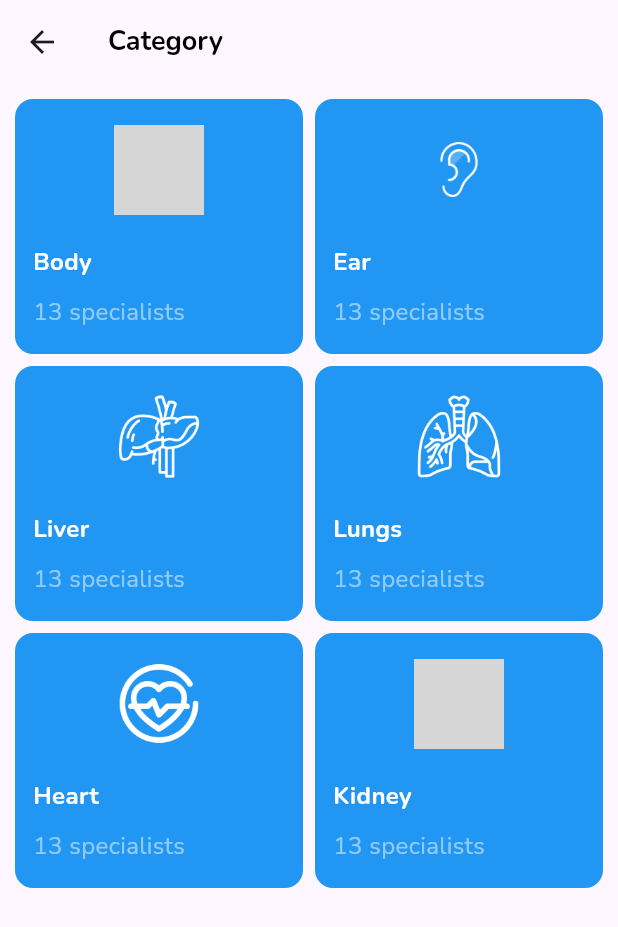
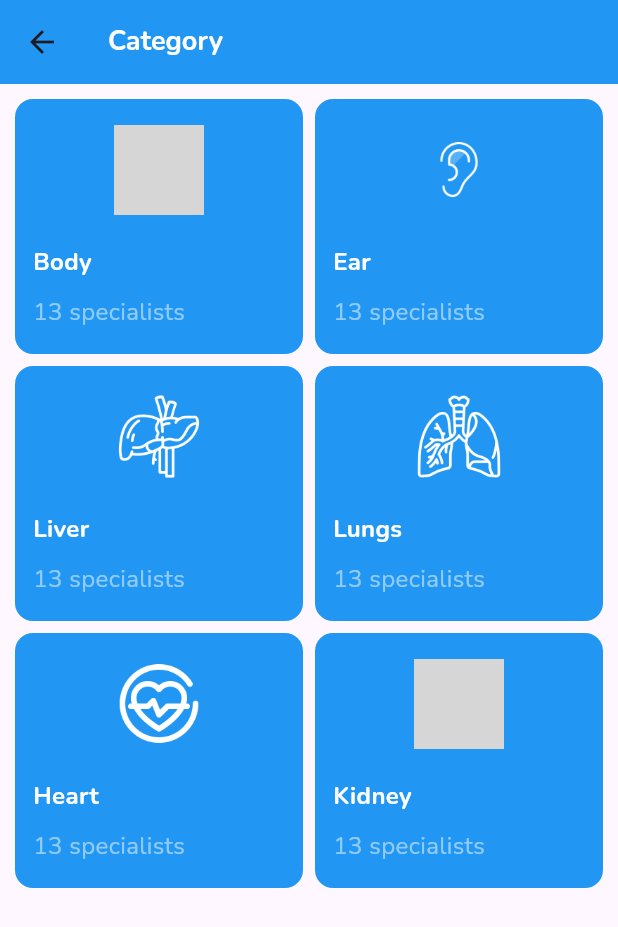
Before and after one commit to radan775/aplikasi_booking_dokter, a Flutter app: the CategoryView screen opened directly, on a phone screen of 412 x 824 dp. Shown: the top 927 px of the screen. Run offline on Flutter 3.47's test engine with Material 3 defaults, Android fonts, the phone set to English and light mode, and no system bars; our stand-ins replace get, velocity_x; grey boxes are pictures that could not be loaded.

Commit message:
fix layout and change structure

```diff
--- a/lib/app/modules/category_view/category_view.dart
+++ b/lib/app/modules/category/views/category_view.dart
@@ -8,8 +8,12 @@ class CategoryView extends StatelessWidget {
   build(BuildContext context) {
     return Scaffold(
       appBar: AppBar(
+        backgroundColor: AppColors.blueColor,
         elevation: 0.0,
-        title: AppStyles.bold(title: AppStrings.category, size: AppSizes.size18),
+        title: AppStyles.bold(
+            title: AppStrings.category,
+            size: AppSizes.size18,
+            color: AppColors.whiteColor),
       ),
       body: Padding(
         padding: const EdgeInsets.all(10.0),
--- a/lib/app/modules/home/views/home.dart
+++ b/lib/app/modules/home/views/home.dart
@@ -1,8 +1,8 @@
 import 'package:aplikasi_booking_dokter/app/data/consts/colors.dart';
-import 'package:aplikasi_booking_dokter/app/modules/category_view/category_view.dart';
+import 'package:aplikasi_booking_dokter/app/modules/category/views/category_view.dart';
 import 'package:aplikasi_booking_dokter/app/modules/home/views/home_view.dart';
 import 'package:aplikasi_booking_dokter/app/modules/login/views/login_view.dart';
-import 'package:aplikasi_booking_dokter/app/modules/setting_view/setting_view.dart';
+import 'package:aplikasi_booking_dokter/app/modules/setting/views/setting_view.dart';
 import 'package:flutter/material.dart';
 
 class Home extends StatefulWidget {
--- a/lib/app/modules/home/views/home_view.dart
+++ b/lib/app/modules/home/views/home_view.dart
@@ -157,7 +157,9 @@ class HomeView extends StatelessWidget {
                                   color: AppColors.whiteColor,
                                 ),
                                 5.heightBox,
-                                AppStyles.normal(title: "Lab Test")
+                                AppStyles.normal(
+                                    title: "Lab Test",
+                                    color: AppColors.whiteColor)
                               ],
                             ),
                           )),
```
Also changed, not shown: lib/app/modules/setting/views/setting_view.dart (renamed from lib/app/modules/setting_view/setting_view.dart).
